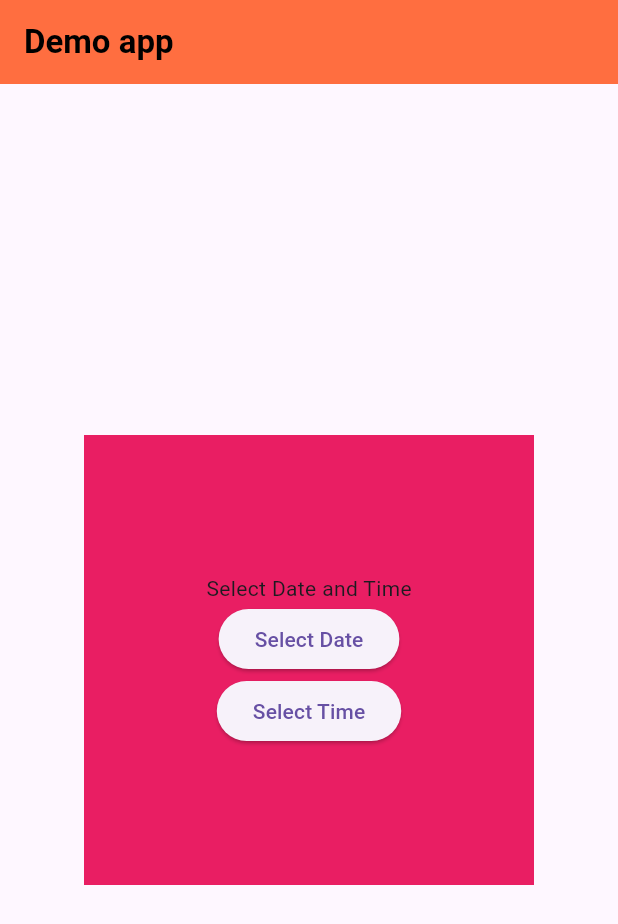
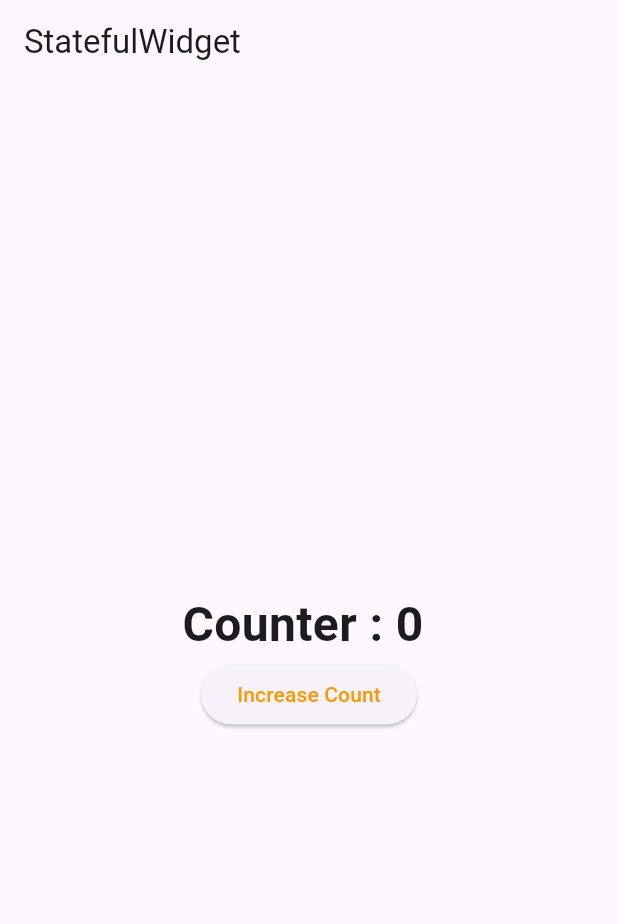
Before and after one commit to akashm936/practiceapp1, a Flutter app: the screen it shows after launch, on a phone screen of 412 x 824 dp. Shown: the top 924 px of the screen. Run offline on Flutter 3.47's test engine with Material 3 defaults, Android fonts, the phone set to English and light mode, and no system bars.

Commit message:
New StatefulWidget and StateLessWidget are applied in the counter app

```diff
--- /dev/null
+++ b/lib/counterapppage.dart
@@ -0,0 +1,3 @@
+import 'package:flutter/cupertino.dart';
+
+class CounterApp extends
--- a/lib/main.dart
+++ b/lib/main.dart
@@ -1,64 +1,88 @@
 import 'package:flutter/material.dart';
-import 'package:intl/intl.dart';
 
 void main() {
   runApp(const MyApp());
 }
 
-class MyApp extends StatefulWidget {
+class MyApp extends StatelessWidget {
   const MyApp({super.key});
+  @override
+  Widget build(BuildContext context) {
+    return MaterialApp(title: "StateFulWidget", home: MyHomePage());
+  }
+}
+
+class MyHomePage extends StatefulWidget {
+  const MyHomePage({super.key});
+  @override
+  State<MyHomePage> createState() => MyHomePageState();
+}
+
+class MyHomePageState extends State<MyHomePage> {
+  var counter = 0;
+
 
   @override
-  State<MyApp> createState() => _MyAppState();
-}
+  Widget build(BuildContext context) {
 
-class _MyAppState extends State<MyApp> {
-  // This widget is the root of your application.
-  @override
-  Widget build(BuildContext context) {
-    // var arrNames = ["Ramesh", "Suresh", "ganesh", "Mahesh"];
-    // var emailText = TextEditingController();
-    // var passText = TextEditingController();
-    var time = DateTime.now();
+    void IncreaseCounter(){
+      counter++;
+      print(counter);
+      setState(() {
 
-    return MaterialApp(
-      theme: ThemeData(),
-      home: Scaffold(
-        appBar: AppBar(
-          title: Text(
-            "Demo app",
-            style: TextStyle(
-              color: Colors.black,
-              fontSize: 22,
-              fontWeight: FontWeight.bold,
-            ),
-          ),
-          backgroundColor: Colors.deepOrangeAccent,
-        ),
-        body: Center(
-            child: Container(
-              width: 300,
-              height: 300,
-              color: Colors.pink,
-                child: Column(
-                  mainAxisAlignment: MainAxisAlignment.center,
-                  children: [
-                    Text('Select Date and Time'),
-                    ElevatedButton(onPressed: () async {
-                      DateTime? datePicker = await showDatePicker(
-                          context: context,
-                          initialDate: DateTime.now(),
-                          firstDate: DateTime(2020),
-                          lastDate: DateTime(2026));
-                    }, child: Text('Select Date')),
-                    ElevatedButton(onPressed: (){}, child: Text('Select Time'))
-                  ],
-                ))),
-      ),
+      });
+    }
+    return Scaffold(
+      appBar: AppBar(title: Text("StatefulWidget")),
+      body: Center(child: Column(
+        mainAxisAlignment: MainAxisAlignment.center,
+        children: [
+          Text("Counter : $counter ",style: TextStyle(fontSize: 32, fontWeight: FontWeight.bold),),
+          ElevatedButton(
+          onPressed: IncreaseCounter, child: Text("Increase Count",style: TextStyle(color: Colors.orange))),
+        ],
+      )),
     );
   }
 }
 
+// DatePicker
+
+// Column(
+//           mainAxisAlignment: MainAxisAlignment.center,
+//           children: [
+//             Center(
+//               child: Container(
+//                 width: 300,
+//                 height: 300,
+//                 color: Colors.blue,
+//                 child: Center(
+//                   child: ElevatedButton(
+//                     onPressed: () async {
+//                       DateTime? datePicked = await showDatePicker(
+//                         context: context,
+//                         initialDate: DateTime.now(), // 👈 required!
+//                         firstDate: DateTime(2020),
+//                         lastDate: DateTime(2025),
+//                       );
+//
+//                       if (datePicked != null) {
+//                         print("Selected Date : ${datePicked.year}");
+//                       }
+//                     },
+//                     child: Text(
+//                       "Select Date",
+//                       style: TextStyle(
+//                         fontSize: 22,
+//                         fontWeight: FontWeight.bold,
+//                       ),
+//                     ),
+//                   ),
+//                 ),
+//               ),
+//             ),
+//           ],
+//         ),
 
 // Date Time Formator
 
@@ -80,9 +104,6 @@ class _MyAppState extends State<MyApp> {
 //                 ],
 //               )),
 //         ),
-
-
-
 
 //Login Page Ui
 
@@ -186,10 +207,6 @@ class _MyAppState extends State<MyApp> {
 // ),
 // )
 
-
-
-
-
 // Center(
 // child: Card(
 // elevation: 12,
@@ -203,9 +220,6 @@ class _MyAppState extends State<MyApp> {
 // ),
 // ),
 // ),
-
-
-
 
 //
 //
```
